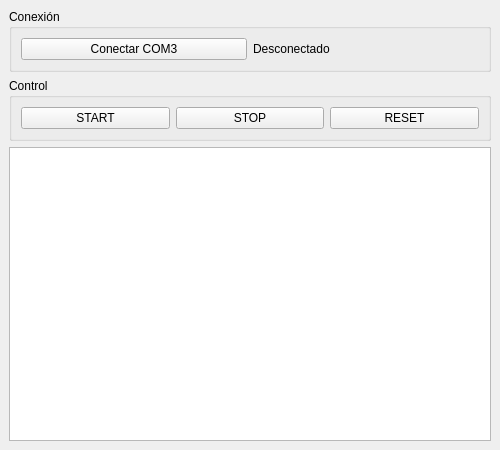
First picture: the form in mainwindow.ui, repository Matiasecheve/Qt-Comunication-AVR-, before the edit.
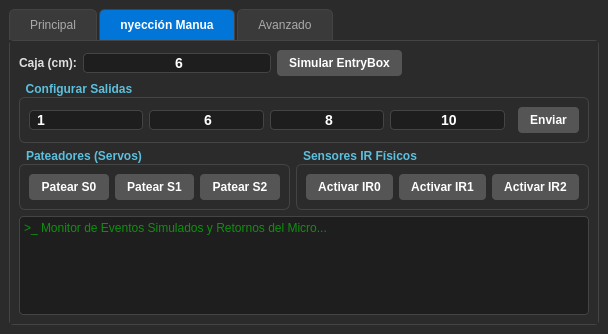
Second picture: the form after the edit.

```diff
--- a/mainwindow.ui
+++ b/mainwindow.ui
@@ -3,28 +3,363 @@
  <class>MainWindow</class>
  <widget class="QMainWindow" name="MainWindow">
   <property name="geometry">
-   <rect><x>0</x><y>0</y><width>500</width><height>450</height></rect>
+   <rect>
+    <x>0</x>
+    <y>0</y>
+    <width>508</width>
+    <height>334</height>
+   </rect>
+  </property>
+  <property name="windowTitle">
+   <string>Simulador HMI - Cinta Clasificadora</string>
+  </property>
+  <property name="styleSheet">
+   <string notr="true">/* Diseño SCADA / Industrial Dark Mode */
+QWidget { background-color: #2b2b2b; color: #e0e0e0; font-family: &quot;Segoe UI&quot;, sans-serif; }
+
+/* Estilo para las Pestañas */
+QTabWidget::pane { border: 1px solid #444444; border-radius: 4px; }
+QTabBar::tab { background: #3a3a3a; color: #aaaaaa; padding: 8px 20px; border: 1px solid #444; border-bottom: none; border-top-left-radius: 6px; border-top-right-radius: 6px; margin-right: 2px; }
+QTabBar::tab:selected { background: #0275d8; color: white; font-weight: bold; }
+QTabBar::tab:hover:!selected { background: #4a4a4a; }
+
+/* Cajas de Agrupación */
+QGroupBox { border: 1px solid #444444; border-radius: 6px; margin-top: 15px; font-weight: bold; }
+QGroupBox::title { subcontrol-origin: margin; subcontrol-position: top left; padding: 0 5px; color: #5bc0de; }
+
+/* Botones Generales */
+QPushButton { border-radius: 4px; padding: 6px 12px; font-weight: bold; color: white; border: none; background-color: #555555;}
+QPushButton:hover { background-color: #777777; }
+QPushButton:pressed { background-color: #333333; }
+
+/* Botones Específicos */
+QPushButton#btnConectar { background-color: #0275d8; }
+QPushButton#btnConectar:hover { background-color: #33b5e5; }
+QPushButton#btnStart { background-color: #5cb85c; }
+QPushButton#btnStart:hover { background-color: #449d44; }
+QPushButton#btnStop { background-color: #d9534f; }
+QPushButton#btnStop:hover { background-color: #c9302c; }
+QPushButton#btnReset { background-color: #f0ad4e; }
+QPushButton#btnReset:hover { background-color: #ec971f; }
+
+/* Cajas de Texto y Entradas */
+QTextEdit, QLineEdit { background-color: #1e1e1e; color: #00ff00; border: 1px solid #444; border-radius: 4px; font-family: &quot;Consolas&quot;, monospace; font-size: 12px; }
+QLineEdit { color: #ffffff; font-size: 14px; font-weight: bold; padding-left: 5px;}
+
+QLabel#lblEstado { font-weight: bold; color: #f0ad4e; font-size: 13px; }
+QLabel { font-weight: bold; }
+   </string>
   </property>
   <widget class="QWidget" name="centralwidget">
    <layout class="QVBoxLayout" name="v">
     <item>
-     <widget class="QGroupBox" name="g1"><property name="title"><string>Conexión</string></property>
-      <layout class="QHBoxLayout">
-       <item><widget class="QPushButton" name="btnConectar"><property name="text"><string>Conectar COM3</string></property></widget></item>
-       <item><widget class="QLabel" name="lblEstado"><property name="text"><string>Desconectado</string></property></widget></item>
-      </layout>
+     <widget class="QTabWidget" name="tabWidget">
+      <property name="currentIndex">
+       <number>1</number>
+      </property>
+      <widget class="QWidget" name="tabPrincipal">
+       <attribute name="title">
+        <string>Principal</string>
+       </attribute>
+       <layout class="QVBoxLayout" name="verticalLayout_tab1">
+        <item>
+         <widget class="QGroupBox" name="g1">
+          <property name="title">
+           <string>Conexión UART</string>
+          </property>
+          <layout class="QHBoxLayout" name="horizontalLayout_g1">
+           <item>
+            <widget class="QPushButton" name="btnConectar">
+             <property name="text">
+              <string>Conectar COM3</string>
+             </property>
+            </widget>
+           </item>
+           <item>
+            <widget class="QLabel" name="lblEstado">
+             <property name="text">
+              <string>Desconectado</string>
+             </property>
+            </widget>
+           </item>
+           <item>
+            <spacer name="horizontalSpacer_g1">
+             <property name="orientation">
+              <enum>Qt::Orientation::Horizontal</enum>
+             </property>
+             <property name="sizeHint" stdset="0">
+              <size>
+               <width>40</width>
+               <height>20</height>
+              </size>
+             </property>
+            </spacer>
+           </item>
+          </layout>
+         </widget>
+        </item>
+        <item>
+         <widget class="QGroupBox" name="g2">
+          <property name="title">
+           <string>Control de Hardware</string>
+          </property>
+          <layout class="QHBoxLayout" name="horizontalLayout_g2">
+           <item>
+            <widget class="QPushButton" name="btnStart">
+             <property name="text">
+              <string>START</string>
+             </property>
+            </widget>
+           </item>
+           <item>
+            <widget class="QPushButton" name="btnStop">
+             <property name="text">
+              <string>STOP</string>
+             </property>
+            </widget>
+           </item>
+           <item>
+            <widget class="QPushButton" name="btnReset">
+             <property name="text">
+              <string>RESET</string>
+             </property>
+            </widget>
+           </item>
+           <item>
+            <spacer name="horizontalSpacer_g2">
+             <property name="orientation">
+              <enum>Qt::Orientation::Horizontal</enum>
+             </property>
+             <property name="sizeHint" stdset="0">
+              <size>
+               <width>40</width>
+               <height>20</height>
+              </size>
+             </property>
+            </spacer>
+           </item>
+          </layout>
+         </widget>
+        </item>
+        <item>
+         <widget class="QTextEdit" name="txtLog">
+          <property name="readOnly">
+           <bool>true</bool>
+          </property>
+          <property name="placeholderText">
+           <string>&gt;_ Monitor General UART...</string>
+          </property>
+         </widget>
+        </item>
+       </layout>
+      </widget>
+      <widget class="QWidget" name="tabSimulacion">
+       <attribute name="title">
+        <string>Inyección Manual</string>
+       </attribute>
+       <layout class="QVBoxLayout" name="verticalLayout_tab2">
+        <item>
+         <layout class="QHBoxLayout" name="horizontalLayout_entry">
+          <item>
+           <widget class="QLabel" name="lblCaja">
+            <property name="text">
+             <string>Caja (cm):</string>
+            </property>
+           </widget>
+          </item>
+          <item>
+           <widget class="QLineEdit" name="txtCajaNum">
+            <property name="text">
+             <string>6</string>
+            </property>
+            <property name="alignment">
+             <set>Qt::AlignmentFlag::AlignCenter</set>
+            </property>
+           </widget>
+          </item>
+          <item>
+           <widget class="QPushButton" name="btnSimEntry">
+            <property name="text">
+             <string>Simular EntryBox</string>
+            </property>
+           </widget>
+          </item>
+          <item>
+           <spacer name="horizontalSpacer_entry">
+            <property name="orientation">
+             <enum>Qt::Orientation::Horizontal</enum>
+            </property>
+            <property name="sizeHint" stdset="0">
+             <size>
+              <width>40</width>
+              <height>20</height>
+             </size>
+            </property>
+           </spacer>
+          </item>
+         </layout>
+        </item>
+        <item>
+         <widget class="QGroupBox" name="gSensores_3">
+          <property name="title">
+           <string>Configurar Salidas</string>
+          </property>
+          <layout class="QHBoxLayout" name="horizontalLayout_cfg">
+           <item>
+            <widget class="QLineEdit" name="Vel">
+             <property name="text">
+              <string>1</string>
+             </property>
+            </widget>
+           </item>
+           <item>
+            <widget class="QLineEdit" name="Out0Config">
+             <property name="text">
+              <string>6</string>
+             </property>
+             <property name="alignment">
+              <set>Qt::AlignmentFlag::AlignCenter</set>
+             </property>
+            </widget>
+           </item>
+           <item>
+            <widget class="QLineEdit" name="Out1Config">
+             <property name="text">
+              <string>8</string>
+             </property>
+             <property name="alignment">
+              <set>Qt::AlignmentFlag::AlignCenter</set>
+             </property>
+            </widget>
+           </item>
+           <item>
+            <widget class="QLineEdit" name="Out2Config">
+             <property name="text">
+              <string>10</string>
+             </property>
+             <property name="alignment">
+              <set>Qt::AlignmentFlag::AlignCenter</set>
+             </property>
+            </widget>
+           </item>
+           <item>
+            <spacer name="horizontalSpacer_cfg">
+             <property name="orientation">
+              <enum>Qt::Orientation::Horizontal</enum>
+             </property>
+             <property name="sizeHint" stdset="0">
+              <size>
+               <width>40</width>
+               <height>20</height>
+              </size>
+             </property>
+            </spacer>
+           </item>
+           <item>
+            <widget class="QPushButton" name="SendConfigOut">
+             <property name="text">
+              <string>Enviar</string>
+             </property>
+            </widget>
+           </item>
+          </layout>
+         </widget>
+        </item>
+        <item>
+         <layout class="QHBoxLayout" name="horizontalLayout_hardware">
+          <item>
+           <widget class="QGroupBox" name="gServos">
+            <property name="title">
+             <string>Pateadores (Servos)</string>
+            </property>
+            <layout class="QHBoxLayout" name="horizontalLayout_servos">
+             <item>
+              <widget class="QPushButton" name="btnSimServo0">
+               <property name="text">
+                <string>Patear S0</string>
+               </property>
+              </widget>
+             </item>
+             <item>
+              <widget class="QPushButton" name="btnSimServo1">
+               <property name="text">
+                <string>Patear S1</string>
+               </property>
+              </widget>
+             </item>
+             <item>
+              <widget class="QPushButton" name="btnSimServo2">
+               <property name="text">
+                <string>Patear S2</string>
+               </property>
+              </widget>
+             </item>
+            </layout>
+           </widget>
+          </item>
+          <item>
+           <widget class="QGroupBox" name="gSensores">
+            <property name="title">
+             <string>Sensores IR Físicos</string>
+            </property>
+            <layout class="QHBoxLayout" name="horizontalLayout_irs">
+             <item>
+              <widget class="QPushButton" name="btnSimIr0">
+               <property name="text">
+                <string>Activar IR0</string>
+               </property>
+              </widget>
+             </item>
+             <item>
+              <widget class="QPushButton" name="btnSimIr1">
+               <property name="text">
+                <string>Activar IR1</string>
+               </property>
+              </widget>
+             </item>
+             <item>
+              <widget class="QPushButton" name="btnSimIr2">
+               <property name="text">
+                <string>Activar IR2</string>
+               </property>
+              </widget>
+             </item>
+            </layout>
+           </widget>
+          </item>
+         </layout>
+        </item>
+        <item>
+         <widget class="QTextEdit" name="txtLogMicro">
+          <property name="readOnly">
+           <bool>true</bool>
+          </property>
+          <property name="placeholderText">
+           <string>&gt;_ Monitor de Eventos Simulados y Retornos del Micro...</string>
+          </property>
+         </widget>
+        </item>
+       </layout>
+      </widget>
+      <widget class="QWidget" name="tabAvanzado">
+       <attribute name="title">
+        <string>Avanzado</string>
+       </attribute>
+       <layout class="QVBoxLayout" name="verticalLayout_tab3">
+        <item>
+         <widget class="QLabel" name="lblProximamente">
+          <property name="text">
+           <string>Espacio para futuras configuraciones...</string>
+          </property>
+          <property name="alignment">
+           <set>Qt::AlignmentFlag::AlignCenter</set>
+          </property>
+         </widget>
+        </item>
+       </layout>
+      </widget>
      </widget>
     </item>
-    <item>
-     <widget class="QGroupBox" name="g2"><property name="title"><string>Control</string></property>
-      <layout class="QHBoxLayout">
-       <item><widget class="QPushButton" name="btnStart"><property name="text"><string>START</string></property></widget></item>
-       <item><widget class="QPushButton" name="btnStop"><property name="text"><string>STOP</string></property></widget></item>
-       <item><widget class="QPushButton" name="btnReset"><property name="text"><string>RESET</string></property></widget></item>
-      </layout>
-     </widget>
-    </item>
-    <item><widget class="QTextEdit" name="txtLog"><property name="readOnly"><bool>true</bool></property></widget></item>
    </layout>
   </widget>
  </widget>
```
Left out of the diff: 4 changed lines with no effect on the pictures.
